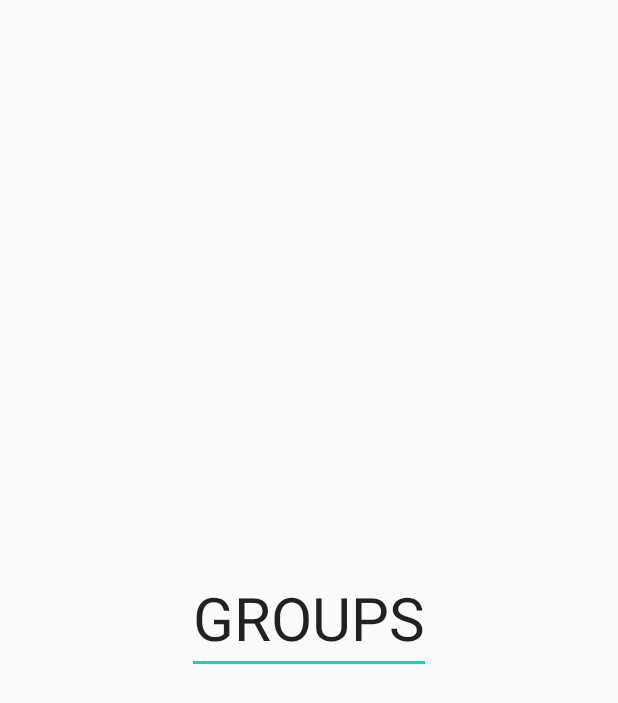
After one commit to daniilxt/CourseProjectClient, an Android app: the fragment GroupsFragment shown on its own in the app's theme, on a phone screen of 412 x 824 dp. The commit adds this screen. Shown: the top 703 px of the screen. Run offline under Robolectric (Android 15) with nearby library versions, the phone set to English and light mode, and no system bars; our stand-ins replace RxJava, Timber.

Commit message:
view pager2 added

```diff
--- a/app/src/main/java/com/university/coursework/api/RetrofitClient.kt
+++ b/app/src/main/java/com/university/coursework/api/RetrofitClient.kt
@@ -10,7 +10,7 @@ import timber.log.Timber
 
 //const val BASE_URL = "https://letbilet.ru/"
 //const val BASE_URL = "http://59e110df23f7.ngrok.io/"
-const val BASE_URL = "http://b63401e4efc6.ngrok.io"
+const val BASE_URL = "http://0c12c1a74d79.ngrok.io"
 
 object RetrofitClient {
 
--- /dev/null
+++ b/app/src/main/java/com/university/coursework/bus/Event.kt
@@ -0,0 +1,5 @@
+package com.university.coursework.bus
+
+enum class Event {
+
+}
--- /dev/null
+++ b/app/src/main/java/com/university/coursework/toolbar_fragments/GroupsFragment.kt
@@ -0,0 +1,40 @@
+package com.university.coursework.toolbar_fragments
+
+import android.os.Bundle
+import android.view.LayoutInflater
+import android.view.View
+import android.view.ViewGroup
+import androidx.fragment.app.Fragment
+import com.fintech.giflab.bus.EventBus
+import com.university.coursework.R
+import io.reactivex.disposables.Disposable
+import timber.log.Timber
+
+
+class GroupsFragment : Fragment() {
+    private var disposableGroups: Disposable? = null
+    override fun onCreateView(
+        inflater: LayoutInflater, container: ViewGroup?,
+        savedInstanceState: Bundle?
+    ): View? = inflater.inflate(R.layout.groups_fragment, container, false)
+
+    override fun onViewCreated(view: View, savedInstanceState: Bundle?) {
+        super.onViewCreated(view, savedInstanceState)
+        Timber.i("ON VIEW CREATED")
+        disposableGroups = EventBus.get().subscribe { obj ->
+            when (obj) {
+//todo
+            }
+        }
+        initComponents()
+    }
+
+    private fun initComponents() {
+        Timber.i("ON INIT COMPONENTS")
+    }
+
+    override fun onResume() {
+        super.onResume()
+        Timber.i("ON RESUME")
+    }
+}
--- /dev/null
+++ b/app/src/main/res/layout/groups_fragment.xml
@@ -0,0 +1,17 @@
+<?xml version="1.0" encoding="utf-8"?>
+<androidx.constraintlayout.widget.ConstraintLayout xmlns:android="http://schemas.android.com/apk/res/android"
+    xmlns:app="http://schemas.android.com/apk/res-auto"
+    xmlns:tools="http://schemas.android.com/tools"
+    android:layout_width="match_parent"
+    android:layout_height="match_parent">
+
+    <EditText
+        android:layout_width="wrap_content"
+        android:layout_height="wrap_content"
+        android:text="GROUPS"
+        android:textSize="40sp"
+        app:layout_constraintBottom_toBottomOf="parent"
+        app:layout_constraintEnd_toEndOf="parent"
+        app:layout_constraintStart_toStartOf="parent"
+        app:layout_constraintTop_toTopOf="parent" />
+</androidx.constraintlayout.widget.ConstraintLayout>
```
Also changed, not shown: app/src/main/java/com/university/coursework/adapters/ViewPagerAdapter.kt (added, +27 -0 lines), app/src/main/java/com/university/coursework/bus/EventBus.kt (added, +28 -0 lines), app/src/main/java/com/university/coursework/main/cabinet/CabinetFragment.kt (+23 -4 lines), app/src/main/java/com/university/coursework/toolbar_fragments/PeopleFragment.kt (added, +31 -0 lines), app/src/main/java/com/university/coursework/toolbar_fragments/SubjectFragment.kt (added, +31 -0 lines), app/src/main/res/layout/cabinet_fragment.xml (+39 -9 lines), app/src/main/res/layout/people_fragment.xml (added, +17 -0 lines), app/src/main/res/layout/subject_fragment.xml (added, +17 -0 lines).
